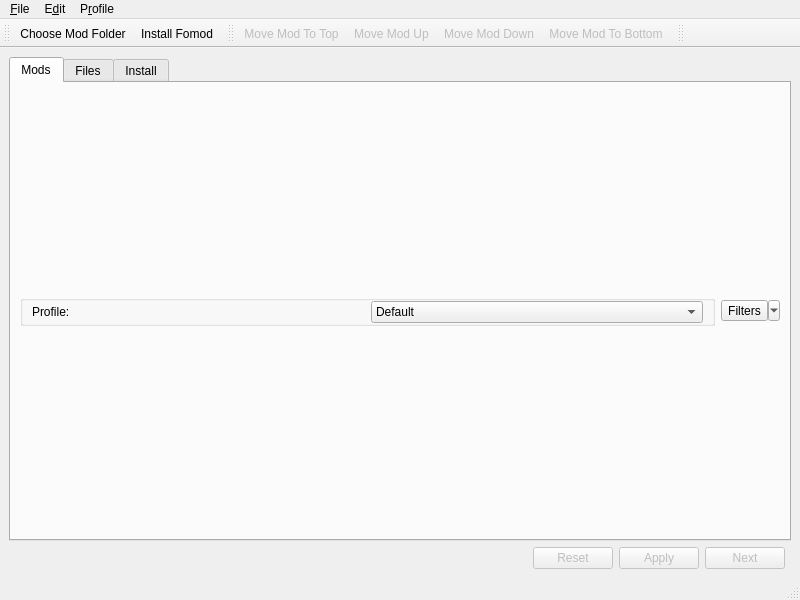
Kf4btg/SkyModMan, file skymodman/qt_interface/qt_manager.ui: the form before one commit.
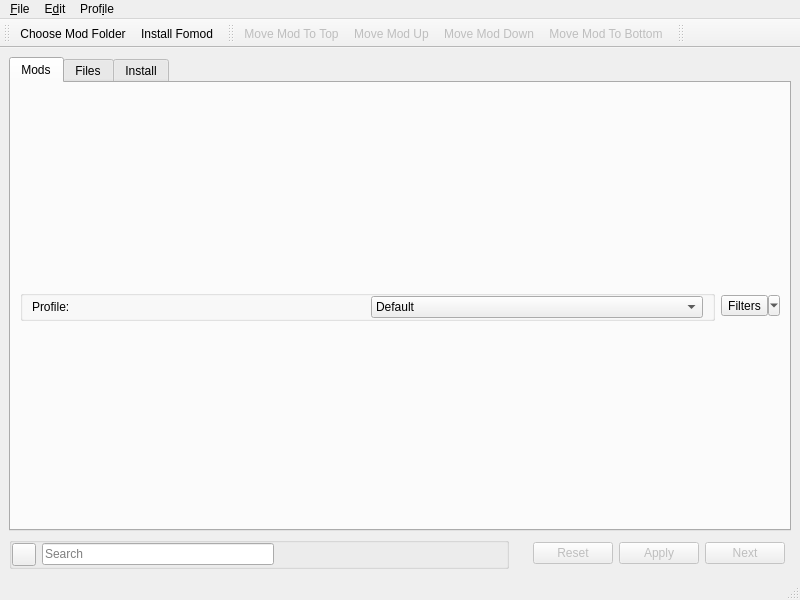
The form after the commit. Icons and pictures are not drawn.

Commit message: i have discovered animation!

```diff
--- a/skymodman/qt_interface/qt_manager.ui
+++ b/skymodman/qt_interface/qt_manager.ui
@@ -15,20 +15,17 @@
   </property>
   <widget class="QWidget" name="centralwidget">
    <layout class="QGridLayout" name="gridLayout">
-    <item row="3" column="0">
-     <spacer name="horizontalSpacer">
-      <property name="orientation">
-       <enum>Qt::Horizontal</enum>
+    <item row="3" column="4" alignment="Qt::AlignRight">
+     <widget class="QDialogButtonBox" name="save_cancel_btnbox">
+      <property name="enabled">
+       <bool>false</bool>
       </property>
-      <property name="sizeHint" stdset="0">
-       <size>
-        <width>40</width>
-        <height>20</height>
-       </size>
+      <property name="standardButtons">
+       <set>QDialogButtonBox::Apply|QDialogButtonBox::Reset</set>
       </property>
-     </spacer>
+     </widget>
     </item>
-    <item row="3" column="2">
+    <item row="3" column="5">
      <widget class="QPushButton" name="next_button">
       <property name="enabled">
        <bool>false</bool>
@@ -48,17 +45,7 @@
       </property>
      </widget>
     </item>
-    <item row="3" column="1" alignment="Qt::AlignRight">
-     <widget class="QDialogButtonBox" name="save_cancel_btnbox">
-      <property name="enabled">
-       <bool>false</bool>
-      </property>
-      <property name="standardButtons">
-       <set>QDialogButtonBox::Apply|QDialogButtonBox::Reset</set>
-      </property>
-     </widget>
-    </item>
-    <item row="0" column="0" colspan="4">
+    <item row="0" column="0" colspan="7">
      <widget class="QTabWidget" name="manager_tabs">
       <property name="currentIndex">
        <number>0</number>
@@ -400,6 +387,73 @@
       </widget>
      </widget>
     </item>
+    <item row="3" column="0">
+     <widget class="QGroupBox" name="modtable_search_group">
+      <property name="minimumSize">
+       <size>
+        <width>350</width>
+        <height>0</height>
+       </size>
+      </property>
+      <property name="flat">
+       <bool>true</bool>
+      </property>
+      <layout class="QGridLayout" name="gridLayout_2">
+       <property name="leftMargin">
+        <number>0</number>
+       </property>
+       <property name="topMargin">
+        <number>0</number>
+       </property>
+       <property name="rightMargin">
+        <number>0</number>
+       </property>
+       <property name="bottomMargin">
+        <number>0</number>
+       </property>
+       <item row="0" column="1">
+        <widget class="QLineEdit" name="modtable_search_box">
+         <property name="sizePolicy">
+          <sizepolicy hsizetype="Expanding" vsizetype="Fixed">
+           <horstretch>0</horstretch>
+           <verstretch>0</verstretch>
+          </sizepolicy>
+         </property>
+         <property name="toolTip">
+          <string>Type to search mod list</string>
+         </property>
+         <property name="placeholderText">
+          <string>Search</string>
+         </property>
+        </widget>
+       </item>
+       <item row="0" column="0">
+        <widget class="QToolButton" name="modtable_search_button">
+         <property name="toolTip">
+          <string>Find</string>
+         </property>
+         <property name="icon">
+          <iconset theme="search">
+           <normaloff>.</normaloff>.</iconset>
+         </property>
+        </widget>
+       </item>
+       <item row="0" column="2">
+        <spacer name="horizontalSpacer">
+         <property name="orientation">
+          <enum>Qt::Horizontal</enum>
+         </property>
+         <property name="sizeHint" stdset="0">
+          <size>
+           <width>40</width>
+           <height>20</height>
+          </size>
+         </property>
+        </spacer>
+       </item>
+      </layout>
+     </widget>
+    </item>
    </layout>
   </widget>
   <widget class="QMenuBar" name="menubar">
@@ -423,7 +477,7 @@
    </widget>
    <widget class="QMenu" name="menuProfile">
     <property name="title">
-     <string>P&amp;rofile</string>
+     <string>Prof&amp;ile</string>
     </property>
     <widget class="QMenu" name="menuIni_Files">
      <property name="title">
```
Left out of the diff: 6 changed lines with no effect on the pictures. The commit also changes 2 other files.
